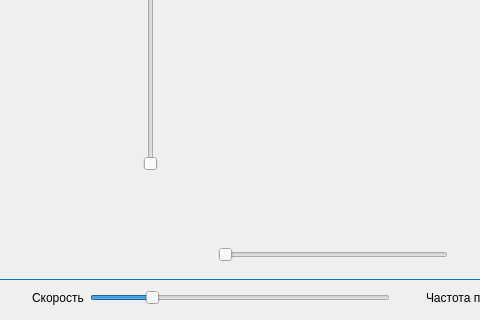
Qt form mainwindow.ui (Ore111ek/Algorithms_of_Planning) before a commit; both pictures show x 283 to 763 and y 290 to 610 of the 1230 by 610 pixel window.
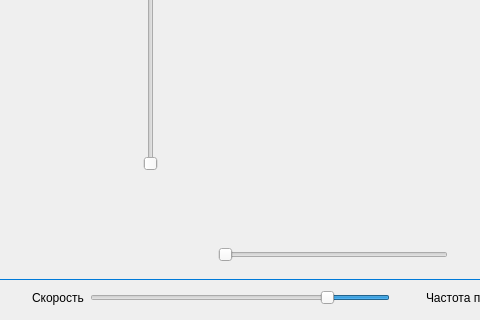
The same form after that commit.

Patch:
```diff
--- a/mainwindow.ui
+++ b/mainwindow.ui
@@ -236,6 +236,12 @@
         <property name="orientation">
          <enum>Qt::Horizontal</enum>
         </property>
+        <property name="invertedAppearance">
+         <bool>true</bool>
+        </property>
+        <property name="invertedControls">
+         <bool>false</bool>
+        </property>
        </widget>
       </item>
       <item>
```
